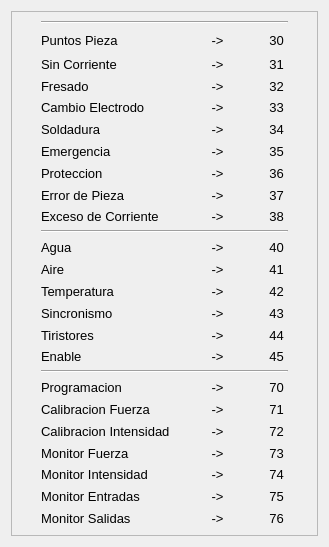
This is src/configuracion/guiTablaErrores.ui in marcelo21/controlSoldadura-pc as Qt 5 draws it before an edit. The edited form follows.
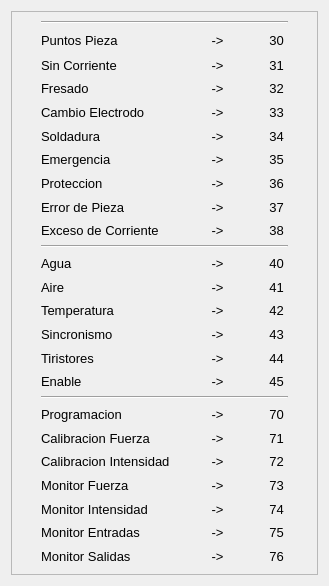
This is the edited form. Icons and pictures are not drawn.

```diff
--- a/src/configuracion/guiTablaErrores.ui
+++ b/src/configuracion/guiTablaErrores.ui
@@ -7,19 +7,19 @@
     <x>0</x>
     <y>0</y>
     <width>329</width>
-    <height>547</height>
+    <height>586</height>
    </rect>
   </property>
   <property name="minimumSize">
    <size>
-    <width>329</width>
-    <height>547</height>
+    <width>0</width>
+    <height>0</height>
    </size>
   </property>
   <property name="maximumSize">
    <size>
-    <width>329</width>
-    <height>547</height>
+    <width>16777215</width>
+    <height>16777215</height>
    </size>
   </property>
   <property name="windowTitle">
```
